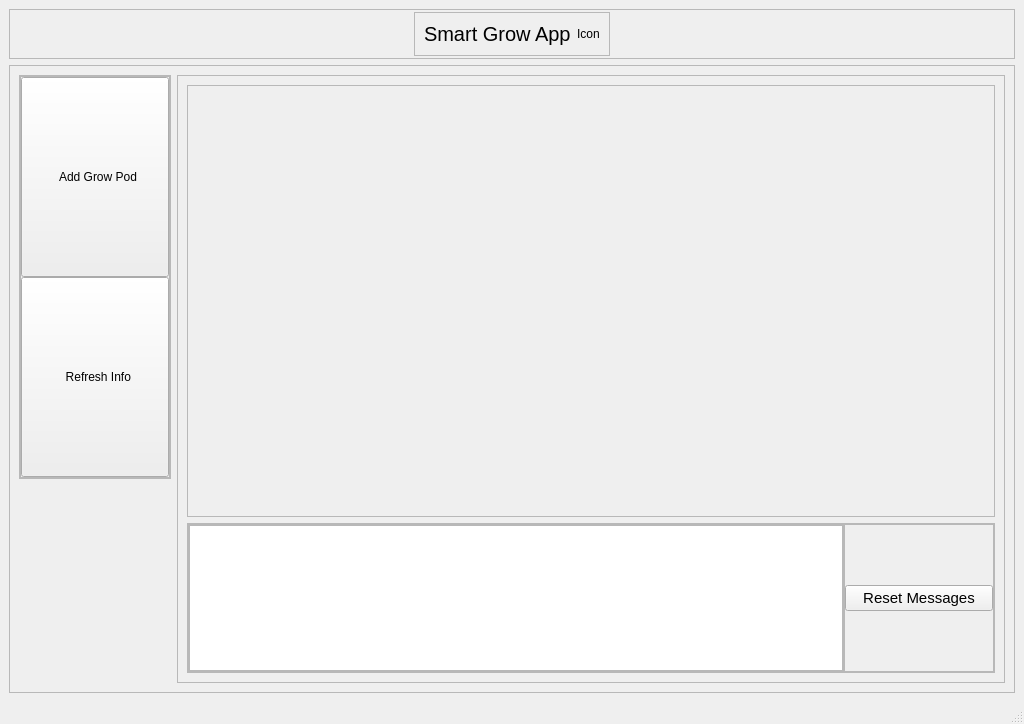
sgomez14/ec601_smartGrow, file GUI/smartGrow/form.ui: the form before one commit.
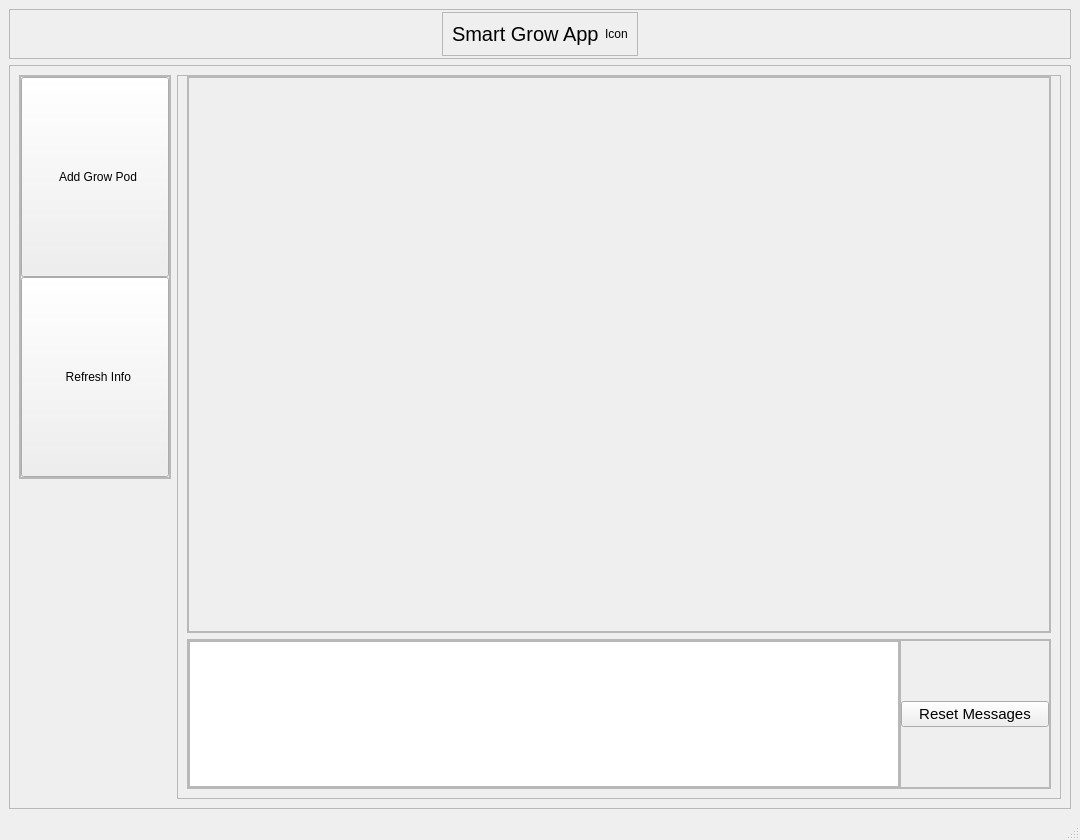
The form after the commit. Icons and pictures are not drawn.

Commit message: Main window now has dynamic status views

```diff
--- a/GUI/smartGrow/form.ui
+++ b/GUI/smartGrow/form.ui
@@ -6,8 +6,8 @@
    <rect>
     <x>0</x>
     <y>0</y>
-    <width>1024</width>
-    <height>724</height>
+    <width>1080</width>
+    <height>840</height>
    </rect>
   </property>
   <property name="windowTitle">
@@ -237,6 +237,12 @@
            <verstretch>0</verstretch>
           </sizepolicy>
          </property>
+         <property name="minimumSize">
+          <size>
+           <width>800</width>
+           <height>0</height>
+          </size>
+         </property>
          <property name="frameShape">
           <enum>QFrame::StyledPanel</enum>
          </property>
@@ -244,10 +250,13 @@
           <enum>QFrame::Raised</enum>
          </property>
          <layout class="QVBoxLayout" name="verticalLayout_2">
+          <property name="topMargin">
+           <number>0</number>
+          </property>
           <item>
            <widget class="QFrame" name="statusCluster">
             <property name="sizePolicy">
-             <sizepolicy hsizetype="Expanding" vsizetype="Preferred">
+             <sizepolicy hsizetype="Preferred" vsizetype="Expanding">
               <horstretch>0</horstretch>
               <verstretch>0</verstretch>
              </sizepolicy>
@@ -273,6 +282,9 @@
              <property name="spacing">
               <number>0</number>
              </property>
+             <property name="sizeConstraint">
+              <enum>QLayout::SetMinAndMaxSize</enum>
+             </property>
              <property name="leftMargin">
               <number>0</number>
              </property>
@@ -285,6 +297,49 @@
              <property name="bottomMargin">
               <number>0</number>
              </property>
+             <item>
+              <widget class="QScrollArea" name="statusScrollArea">
+               <property name="sizePolicy">
+                <sizepolicy hsizetype="Preferred" vsizetype="Preferred">
+                 <horstretch>0</horstretch>
+                 <verstretch>0</verstretch>
+                </sizepolicy>
+               </property>
+               <property name="verticalScrollBarPolicy">
+                <enum>Qt::ScrollBarAsNeeded</enum>
+               </property>
+               <property name="widgetResizable">
+                <bool>true</bool>
+               </property>
+               <widget class="QWidget" name="statusGrid">
+                <property name="geometry">
+                 <rect>
+                  <x>0</x>
+                  <y>0</y>
+                  <width>847</width>
+                  <height>543</height>
+                 </rect>
+                </property>
+                <property name="sizePolicy">
+                 <sizepolicy hsizetype="Preferred" vsizetype="Preferred">
+                  <horstretch>0</horstretch>
+                  <verstretch>0</verstretch>
+                 </sizepolicy>
+                </property>
+                <property name="minimumSize">
+                 <size>
+                  <width>0</width>
+                  <height>0</height>
+                 </size>
+                </property>
+                <layout class="QGridLayout" name="gridLayout">
+                 <property name="sizeConstraint">
+                  <enum>QLayout::SetMinAndMaxSize</enum>
+                 </property>
+                </layout>
+               </widget>
+              </widget>
+             </item>
             </layout>
            </widget>
           </item>
```
The commit also changes 4 other files.
